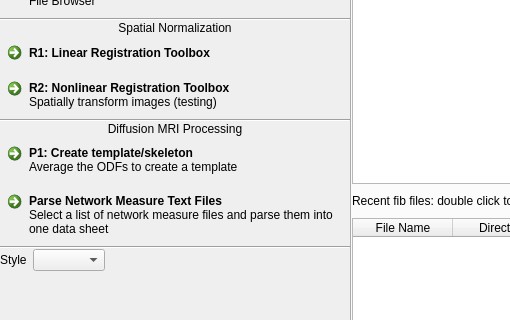
This is mainwindow.ui in frankyeh/DSI-Studio as Qt 5 draws it before an edit; both pictures show x 0 to 510 and y 161 to 481 of the 1100 by 700 pixel window. The edited form follows.
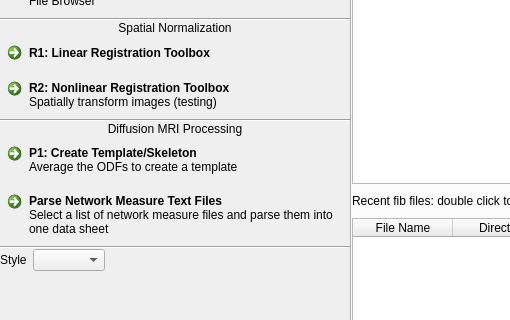
This is the edited form. The open tabs and pages were chosen to show the change. Icons and pictures are not drawn.

```diff
--- a/mainwindow.ui
+++ b/mainwindow.ui
@@ -418,7 +418,7 @@
          <x>0</x>
          <y>0</y>
          <width>350</width>
-         <height>628</height>
+         <height>637</height>
         </rect>
        </property>
        <attribute name="label">
@@ -531,7 +531,7 @@
         <item>
          <widget class="QCommandLinkButton" name="averagefib">
           <property name="text">
-           <string>P1: Create template/skeleton</string>
+           <string>P1: Create Template/Skeleton</string>
           </property>
           <property name="description">
            <string>Average the ODFs to create a template</string>
```
Left out of the diff: 6 changed lines with no effect on the pictures.
